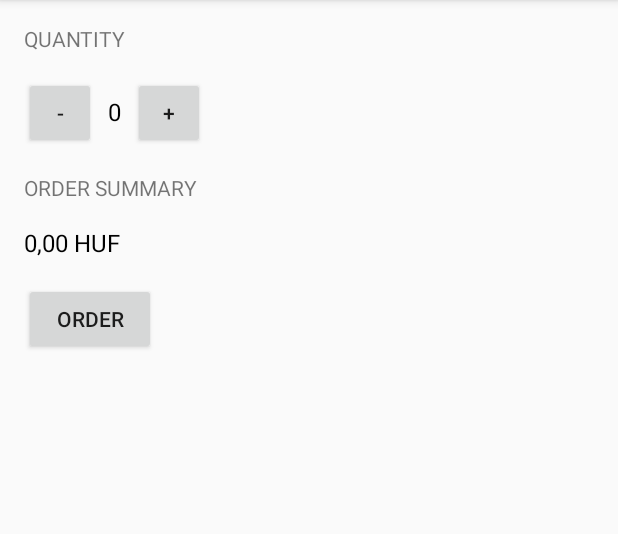
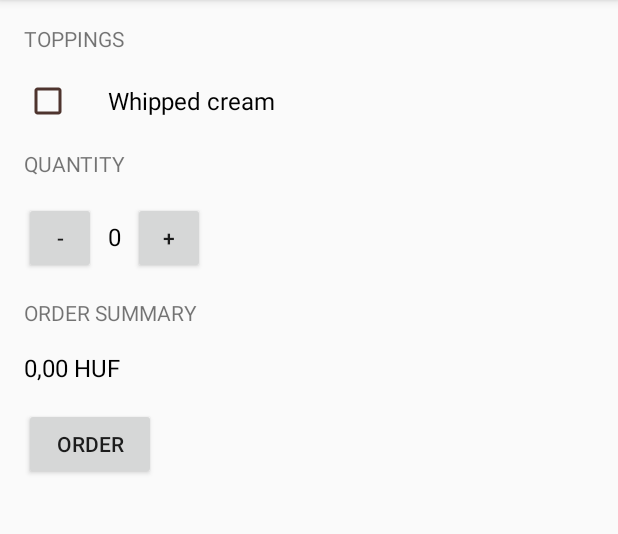
Before and after one commit to multiversetheorie/JustJavaNew, an Android app: the screen it shows after launch (MainActivity), on a phone screen of 412 x 824 dp, the part 84-618 px from its top. Run offline under Robolectric (Android 15) with nearby library versions, the phone set to English and light mode, and no system bars.

Commit message:
Added layout, method and method changes for first checkbox.

```diff
--- a/app/src/main/java/com/example/android/justjavanew/MainActivity.java
+++ b/app/src/main/java/com/example/android/justjavanew/MainActivity.java
@@ -12,6 +12,7 @@ package com.example.android.justjavanew;
 import android.os.Bundle;
 import android.support.v7.app.AppCompatActivity;
 import android.view.View;
+import android.widget.CheckBox;
 import android.widget.TextView;
 
 /**
@@ -22,11 +23,17 @@ public class MainActivity extends AppCompatActivity {
     int quantity = 0;
     int pricePerCup = 5;
     int price;
+    boolean hasWhippedCream;
 
     @Override
     protected void onCreate(Bundle savedInstanceState) {
         super.onCreate(savedInstanceState);
         setContentView(R.layout.activity_main);
+    }
+
+    public void onWhippedCreamCheckBoxClicked(View view) {
+        CheckBox whippedCreamBox = findViewById(R.id.whipped_cream_checkbox);
+        hasWhippedCream = whippedCreamBox.isChecked();
     }
 
     /**
@@ -65,6 +72,7 @@ public class MainActivity extends AppCompatActivity {
      */
     private String createOrderSummary () {
         String orderSummary = "Name: Kaptain Kunal";
+        orderSummary = orderSummary + "\nAdd whipped cream? " + hasWhippedCream;
         orderSummary = orderSummary + "\nQuantity: " + quantity;
         orderSummary = orderSummary + "\nTotal: " + price + " HUF";
         orderSummary = orderSummary + "\nThank you!";
--- a/app/src/main/res/layout/activity_main.xml
+++ b/app/src/main/res/layout/activity_main.xml
@@ -11,7 +11,25 @@
         android:layout_width="wrap_content"
         android:layout_height="wrap_content"
         android:layout_marginBottom="16dp"
-        android:text="Quantity"
+        android:text="@string/header_first"
+        android:textAllCaps="true" />
+
+    <CheckBox
+        android:id="@+id/whipped_cream_checkbox"
+        android:layout_width="wrap_content"
+        android:layout_height="wrap_content"
+        android:layout_marginBottom="16dp"
+        android:paddingLeft="24dp"
+        android:buttonTint="@color/colorPrimary"
+        android:textSize="16sp"
+        android:text="@string/topping_first"
+        android:onClick="onWhippedCreamCheckBoxClicked"/>
+
+    <TextView
+        android:layout_width="wrap_content"
+        android:layout_height="wrap_content"
+        android:layout_marginBottom="16dp"
+        android:text="@string/header_second"
         android:textAllCaps="true" />
 
     <LinearLayout
@@ -49,7 +67,7 @@
         android:layout_height="wrap_content"
         android:layout_marginBottom="16dp"
         android:layout_marginTop="16dp"
-        android:text="Order Summary"
+        android:text="@string/header_third"
         android:textAllCaps="true" />
 
     <TextView
--- a/app/src/main/res/values/strings.xml
+++ b/app/src/main/res/values/strings.xml
@@ -1,3 +1,7 @@
 <resources>
     <string name="app_name">Monday Coffee Machine</string>
+    <string name="header_first">Toppings</string>
+    <string name="header_second">Quantity</string>
+    <string name="header_third">Order Summary</string>
+    <string name="topping_first">Whipped cream</string>
 </resources>
```
